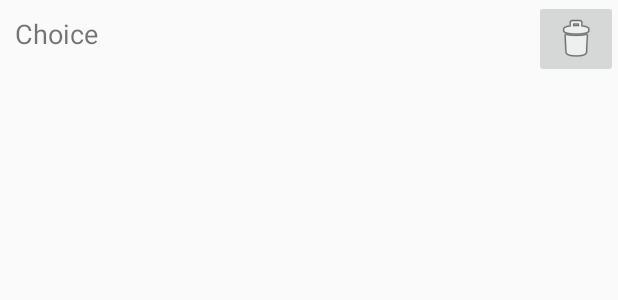
After one commit to thanaoat/MyQuiz, an Android app: the layout list_item_choice.xml on its own in the app's theme, with its tools: preview values and no code run, on a phone screen of 412 x 824 dp. The commit adds this screen. Shown: the top 300 px of the screen. Run offline under Robolectric (Android 15) with nearby library versions, the phone set to English and light mode, and no system bars.

Commit message:
Add new choice dialog

```diff
--- a/app/build.gradle
+++ b/app/build.gradle
@@ -46,4 +46,5 @@ dependencies {
     implementation "androidx.room:room-runtime:$room_version"
     kapt "androidx.room:room-compiler:$room_version"
     implementation "androidx.lifecycle:lifecycle-extensions:$lifecycle_version"
+    implementation 'com.android.support.constraint:constraint-layout:1.1.3'
 }
--- a/app/src/main/java/email/com/gmail/thananon/oat/myquiz/database/QuestionDao.kt
+++ b/app/src/main/java/email/com/gmail/thananon/oat/myquiz/database/QuestionDao.kt
@@ -2,6 +2,7 @@ package email.com.gmail.thananon.oat.myquiz.database
 
 import androidx.lifecycle.LiveData
 import androidx.room.*
+import email.com.gmail.thananon.oat.myquiz.models.Choice
 import email.com.gmail.thananon.oat.myquiz.models.Question
 import email.com.gmail.thananon.oat.myquiz.models.QuestionWithChoices
 
@@ -24,4 +25,7 @@ interface QuestionDao {
 
     @Query("SELECT * FROM questions WHERE id = :id LIMIT 1")
     fun getQuestionWithChoices(id: Int): LiveData<QuestionWithChoices?>
+
+    @Insert(onConflict = OnConflictStrategy.REPLACE)
+    fun insertChoice(choice: Choice)
 }
--- /dev/null
+++ b/app/src/main/res/layout/list_item_choice.xml
@@ -0,0 +1,30 @@
+<?xml version="1.0" encoding="utf-8"?>
+<androidx.constraintlayout.widget.ConstraintLayout xmlns:android="http://schemas.android.com/apk/res/android"
+    xmlns:app="http://schemas.android.com/apk/res-auto"
+    xmlns:tools="http://schemas.android.com/tools"
+    android:id="@+id/constraintLayout"
+    android:layout_width="match_parent"
+    android:layout_height="wrap_content"
+    android:orientation="vertical">
+
+    <TextView
+        android:id="@+id/choiceText"
+        android:layout_width="0dp"
+        android:layout_height="wrap_content"
+        android:padding="10dp"
+        android:text="TextView"
+        android:textSize="18dp"
+        app:layout_constraintBaseline_toBaselineOf="@+id/btnDelete"
+        app:layout_constraintEnd_toStartOf="@+id/btnDelete"
+        app:layout_constraintStart_toStartOf="parent"
+        app:layout_constraintTop_toTopOf="parent"
+        tools:text="Choice" />
+
+    <ImageButton
+        android:id="@+id/btnDelete"
+        android:layout_width="wrap_content"
+        android:layout_height="wrap_content"
+        app:layout_constraintEnd_toEndOf="parent"
+        app:layout_constraintTop_toTopOf="parent"
+        app:srcCompat="@android:drawable/ic_menu_delete" />
+</androidx.constraintlayout.widget.ConstraintLayout>
--- a/app/src/main/res/values/strings.xml
+++ b/app/src/main/res/values/strings.xml
@@ -8,4 +8,5 @@
     <string name="confirm_delete_question">Delete this question?</string>
     <string name="done">Done</string>
     <string name="candel">Cancel</string>
+    <string name="new_choice">New Choice</string>
 </resources>
```
Also changed, not shown: app/src/main/java/email/com/gmail/thananon/oat/myquiz/NewChoiceDialogFragment.kt (added, +48 -0 lines), app/src/main/java/email/com/gmail/thananon/oat/myquiz/QuestionFragment.kt (+61 -4 lines), app/src/main/java/email/com/gmail/thananon/oat/myquiz/database/QuestionRepository.kt (+7 -0 lines), app/src/main/res/layout/fragment_new_choice_dialog.xml (added, +13 -0 lines), app/src/main/res/layout/fragment_question.xml (+7 -5 lines).
